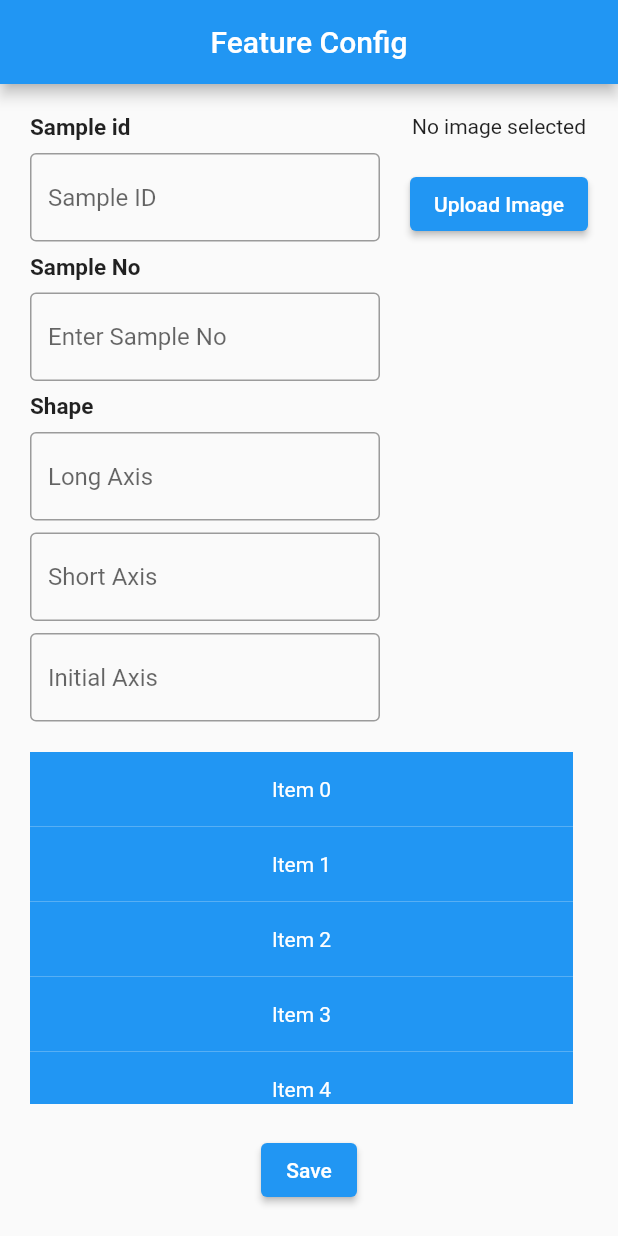
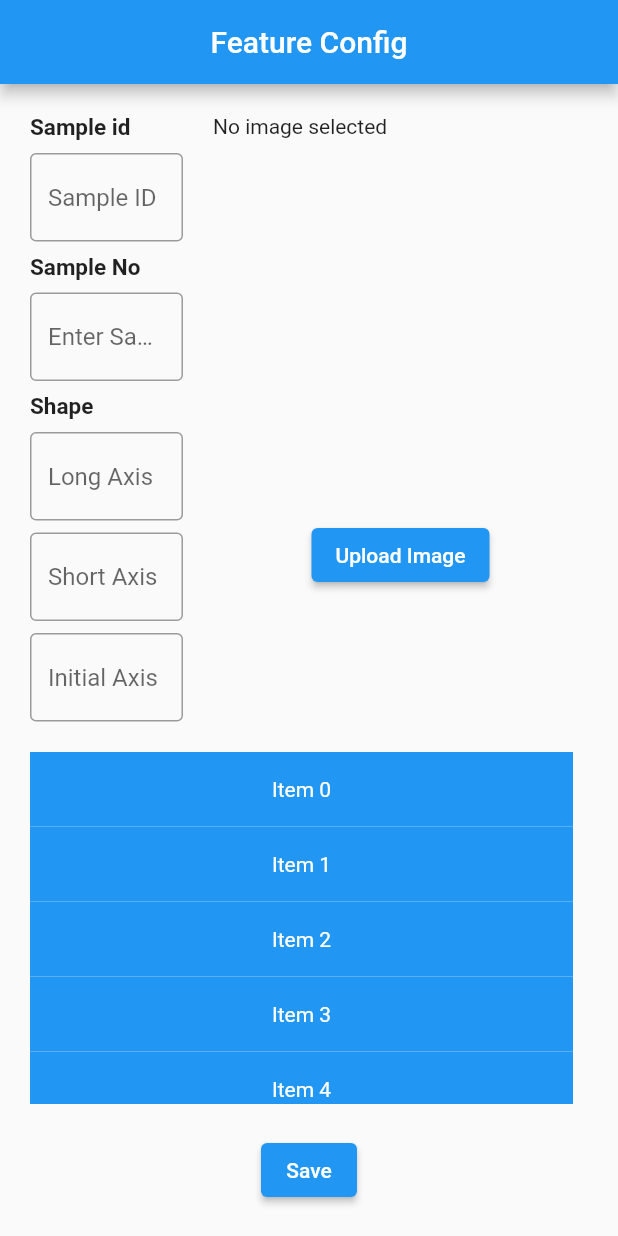
Before and after one commit to moxshang123/iBIT, a Flutter app: the screen it shows after launch, on a phone screen of 412 x 824 dp. Run offline on Flutter 3.47's test engine with Material 2 defaults, Android fonts, the light colour scheme and no system bars; our stand-ins replace image_picker; missing offline and left inert: dart:html.

Commit message:
size of image

```diff
--- a/lib/main.dart
+++ b/lib/main.dart
@@ -116,10 +116,12 @@ class _MyApp extends State<MyApp> {
                   SizedBox(width: 20),
                   Column(
                     children: [
-                  Center(
+                  Container(
                   child: _image == null
                       ? Text('No image selected')
               : Image.memory(_image!),
+                    width: 250,
+                    height:250,
     ),
                         // width: 250,
                         // height: 250,
```
